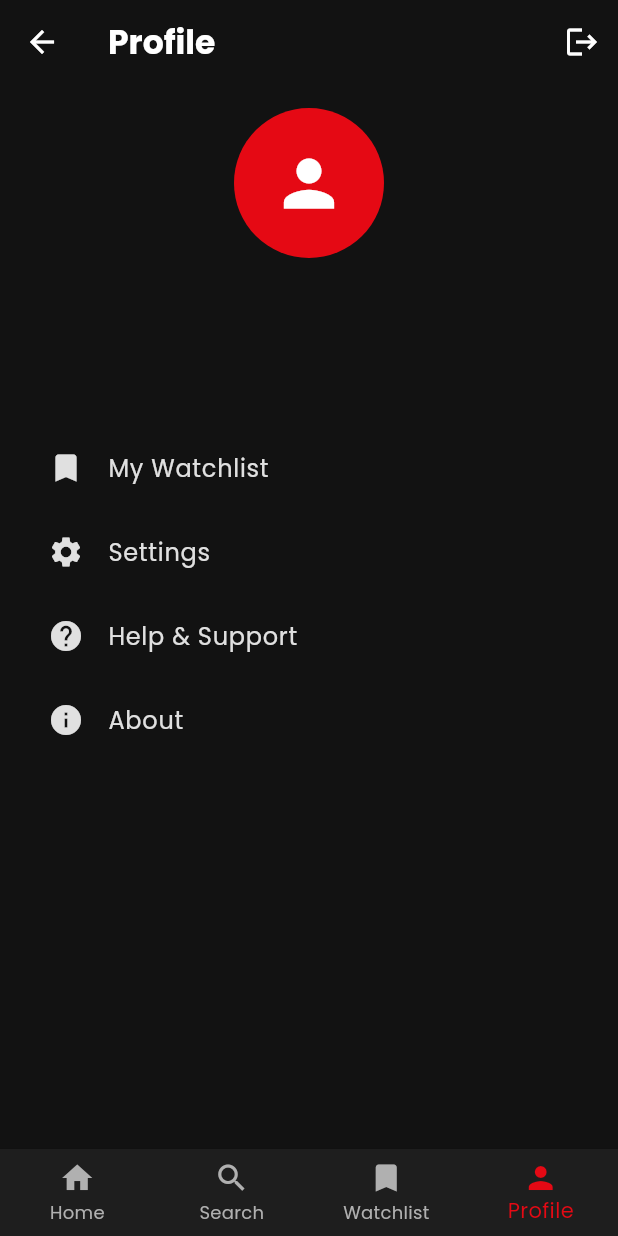
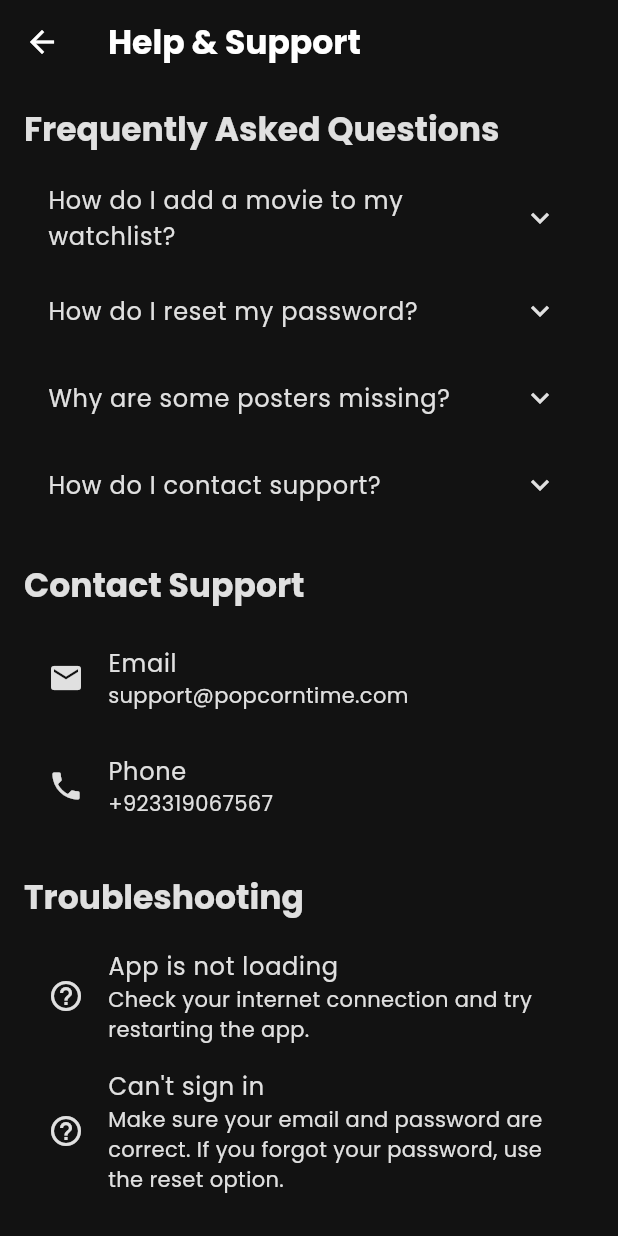
Before and after one commit to Khuzaim123/PopCornTime, a Flutter app: the ProfileScreen screen opened by its route, item 4 of the bottom bar chosen, after a tap on "Help & Support", on a phone screen of 412 x 824 dp. Run offline on Flutter 3.47's test engine with Material 3 defaults, Android fonts, the phone set to English and light mode, and no system bars; our stand-ins replace cached_network_image, cloud_firestore, firebase_auth, firebase_core, google_fonts, intl_phone_field and 2 more; accounts and stored records are empty.

Commit message:
Completed with app icon

```diff
--- /dev/null
+++ b/lib/features/profile/help_support_screen.dart
@@ -0,0 +1,159 @@
+import 'package:flutter/material.dart';
+import 'package:url_launcher/url_launcher.dart';
+import 'package:popcorntime/features/profile/privacy_policy_screen.dart';
+import 'package:popcorntime/features/profile/terms_of_service_screen.dart';
+
+class HelpSupportScreen extends StatelessWidget {
+  const HelpSupportScreen({super.key});
+
+  void _launchEmail() async {
+    final Uri emailLaunchUri = Uri(
+      scheme: 'mailto',
+      path: 'support@popcorntime.com',
+      query: 'subject=PopcornTime App Support',
+    );
+    if (await canLaunchUrl(emailLaunchUri)) {
+      await launchUrl(emailLaunchUri);
+    }
+  }
+
+  void _launchPhone() async {
+    final Uri phoneUri = Uri(scheme: 'tel', path: '+923319067567');
+    if (await canLaunchUrl(phoneUri)) {
+      await launchUrl(phoneUri);
+    }
+  }
+
+  void _launchUrl(String url) async {
+    final Uri uri = Uri.parse(url);
+    if (await canLaunchUrl(uri)) {
+      await launchUrl(uri);
+    }
+  }
+
+  @override
+  Widget build(BuildContext context) {
+    return Scaffold(
+      appBar: AppBar(title: const Text('Help & Support')),
+      body: ListView(
+        padding: const EdgeInsets.all(16),
+        children: [
+          Text(
+            'Frequently Asked Questions',
+            style: Theme.of(context).textTheme.titleLarge,
+          ),
+          const SizedBox(height: 12),
+          ExpansionTile(
+            title: const Text('How do I add a movie to my watchlist?'),
+            children: [
+              Padding(
+                padding: const EdgeInsets.all(8.0),
+                child: Text(
+                  'When you watch the movie tailer it automatically add to your watchlist',
+                ),
+              ),
+            ],
+          ),
+          ExpansionTile(
+            title: const Text('How do I reset my password?'),
+            children: [
+              Padding(
+                padding: const EdgeInsets.all(8.0),
+                child: Text(
+                  'In the setting their is the section of reset password',
+                ),
+              ),
+            ],
+          ),
+          ExpansionTile(
+            title: const Text('Why are some posters missing?'),
+            children: [
+              Padding(
+                padding: const EdgeInsets.all(8.0),
+                child: Text(
+                  'Some movies may not have posters available from TMDB.',
+                ),
+              ),
+            ],
+          ),
+          ExpansionTile(
+            title: const Text('How do I contact support?'),
+            children: [
+              Padding(
+                padding: const EdgeInsets.all(8.0),
+                child: Text(
+                  'You can email us at support@popcorntime.com or use the contact options below.',
+                ),
+              ),
+            ],
+          ),
+          const SizedBox(height: 24),
+          Text(
+            'Contact Support',
+            style: Theme.of(context).textTheme.titleLarge,
+          ),
+          const SizedBox(height: 12),
+          ListTile(
+            leading: const Icon(Icons.email),
+            title: const Text('Email'),
+            subtitle: const Text('support@popcorntime.com'),
+            onTap: _launchEmail,
+          ),
+          ListTile(
+            leading: const Icon(Icons.phone),
+            title: const Text('Phone'),
+            subtitle: const Text('+923319067567'),
+            onTap: _launchPhone,
+          ),
+          const SizedBox(height: 24),
+          Text(
+            'Troubleshooting',
+            style: Theme.of(context).textTheme.titleLarge,
+          ),
+          const SizedBox(height: 12),
+          ListTile(
+            leading: const Icon(Icons.help_outline),
+            title: const Text('App is not loading'),
+            subtitle: const Text(
+              'Check your internet connection and try restarting the app.',
+            ),
+          ),
+          ListTile(
+            leading: const Icon(Icons.help_outline),
+            title: const Text('Can\'t sign in'),
+            subtitle: const Text(
+              'Make sure your email and password are correct. If you forgot your password, use the reset option.',
+            ),
+          ),
+          const SizedBox(height: 24),
+          Text('Legal', style: Theme.of(context).textTheme.titleLarge),
+          const SizedBox(height: 12),
+          ListTile(
+            leading: const Icon(Icons.privacy_tip),
+            title: const Text('Privacy Policy'),
+            onTap: () {
+              Navigator.push(
+                context,
+                MaterialPageRoute(
+                  builder: (context) => const PrivacyPolicyScreen(),
+                ),
+              );
+            },
+          ),
+          ListTile(
+            leading: const Icon(Icons.article),
+            title: const Text('Terms of Service'),
+            onTap: () {
+              Navigator.push(
+                context,
+                MaterialPageRoute(
+                  builder: (context) => const TermsOfServiceScreen(),
+                ),
+              );
+            },
+          ),
+        ],
+      ),
+    );
+  }
+}
--- a/lib/features/profile/profile_screen.dart
+++ b/lib/features/profile/profile_screen.dart
@@ -2,6 +2,8 @@ import 'package:flutter/material.dart';
 import 'package:popcorntime/services/auth_service.dart';
 import 'package:popcorntime/core/routes/app_router.dart';
 import 'package:popcorntime/core/widgets/bottom_nav_bar.dart';
+import 'package:popcorntime/features/profile/help_support_screen.dart';
+import 'package:popcorntime/features/profile/settings_screen.dart';
 
 class ProfileScreen extends StatelessWidget {
   const ProfileScreen({super.key});
@@ -67,14 +69,24 @@ class ProfileScreen extends StatelessWidget {
                     leading: const Icon(Icons.settings),
                     title: const Text('Settings'),
                     onTap: () {
-                      // TODO: Implement settings screen
+                      Navigator.push(
+                        context,
+                        MaterialPageRoute(
+                          builder: (context) => const SettingsScreen(),
+                        ),
+                      );
                     },
                   ),
                   ListTile(
                     leading: const Icon(Icons.help),
                     title: const Text('Help & Support'),
                     onTap: () {
-                      // TODO: Implement help & support screen
+                      Navigator.push(
+                        context,
+                        MaterialPageRoute(
+                          builder: (context) => const HelpSupportScreen(),
+                        ),
+                      );
                     },
                   ),
                   ListTile(
--- a/lib/services/auth_service.dart
+++ b/lib/services/auth_service.dart
@@ -71,4 +71,35 @@ class AuthService {
       rethrow;
     }
   }
+
+  Future<void> deleteAccount() async {
+    try {
+      await _auth.currentUser?.delete();
+      await signOut();
+    } catch (e) {
+      throw Exception('Failed to delete account: $e');
+    }
+  }
+
+  Future<void> changePassword({
+    required String currentPassword,
+    required String newPassword,
+  }) async {
+    try {
+      final user = _auth.currentUser;
+      if (user == null) throw Exception('No user logged in');
+
+      // Reauthenticate user
+      final credential = EmailAuthProvider.credential(
+        email: user.email!,
+        password: currentPassword,
+      );
+      await user.reauthenticateWithCredential(credential);
+
+      // Update password
+      await user.updatePassword(newPassword);
+    } catch (e) {
+      throw Exception('Failed to change password: $e');
+    }
+  }
 }
```
Also changed, not shown: lib/features/profile/change_password_screen.dart (added, +124 -0 lines), lib/features/profile/privacy_policy_screen.dart (added, +71 -0 lines), lib/features/profile/settings_screen.dart (added, +73 -0 lines), lib/features/profile/terms_of_service_screen.dart (added, +74 -0 lines), 2 other files.
